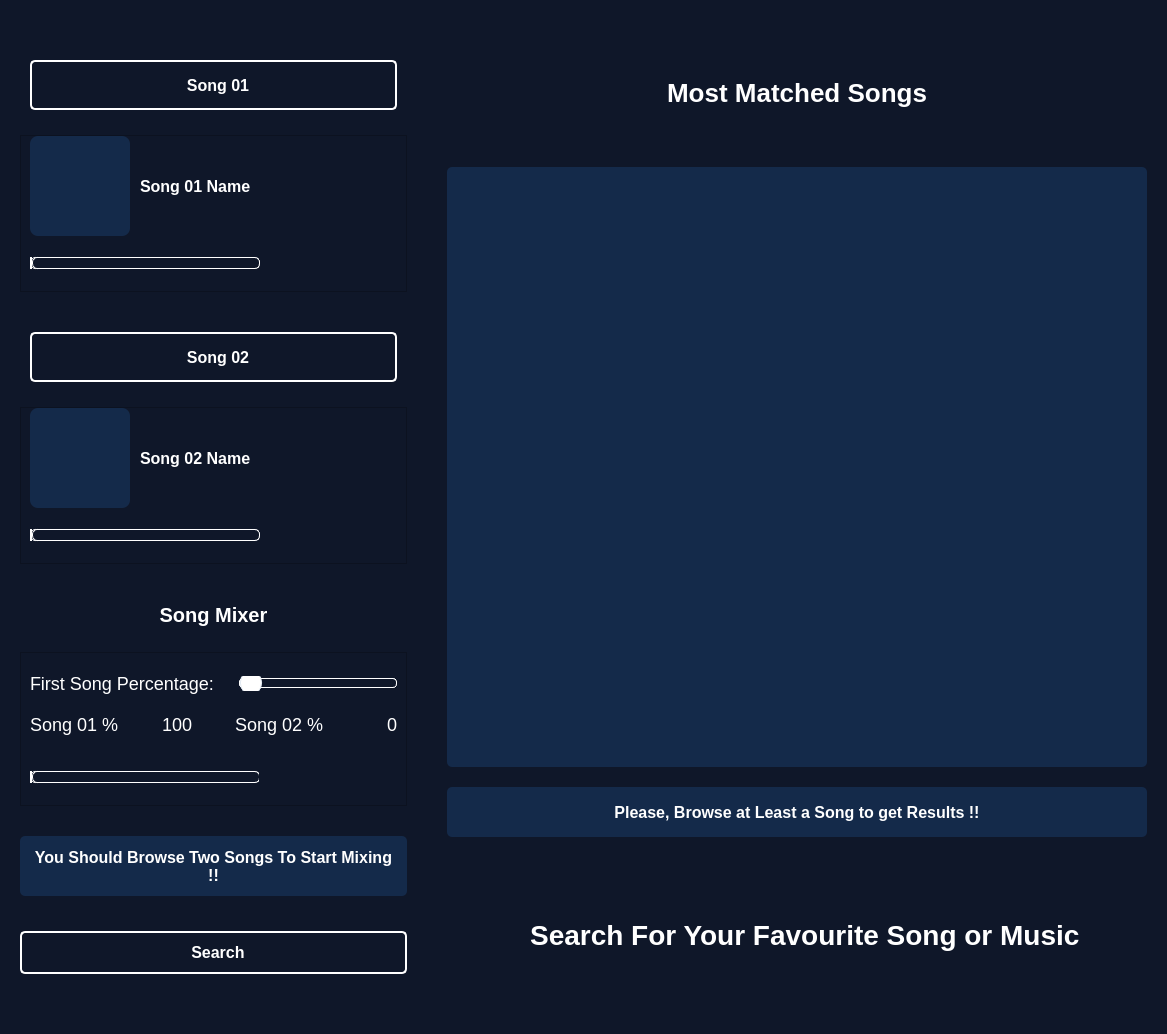
Qt form main.ui (Mostafaali3/3azzam-Music-Fingerprints-Matching) before a commit.
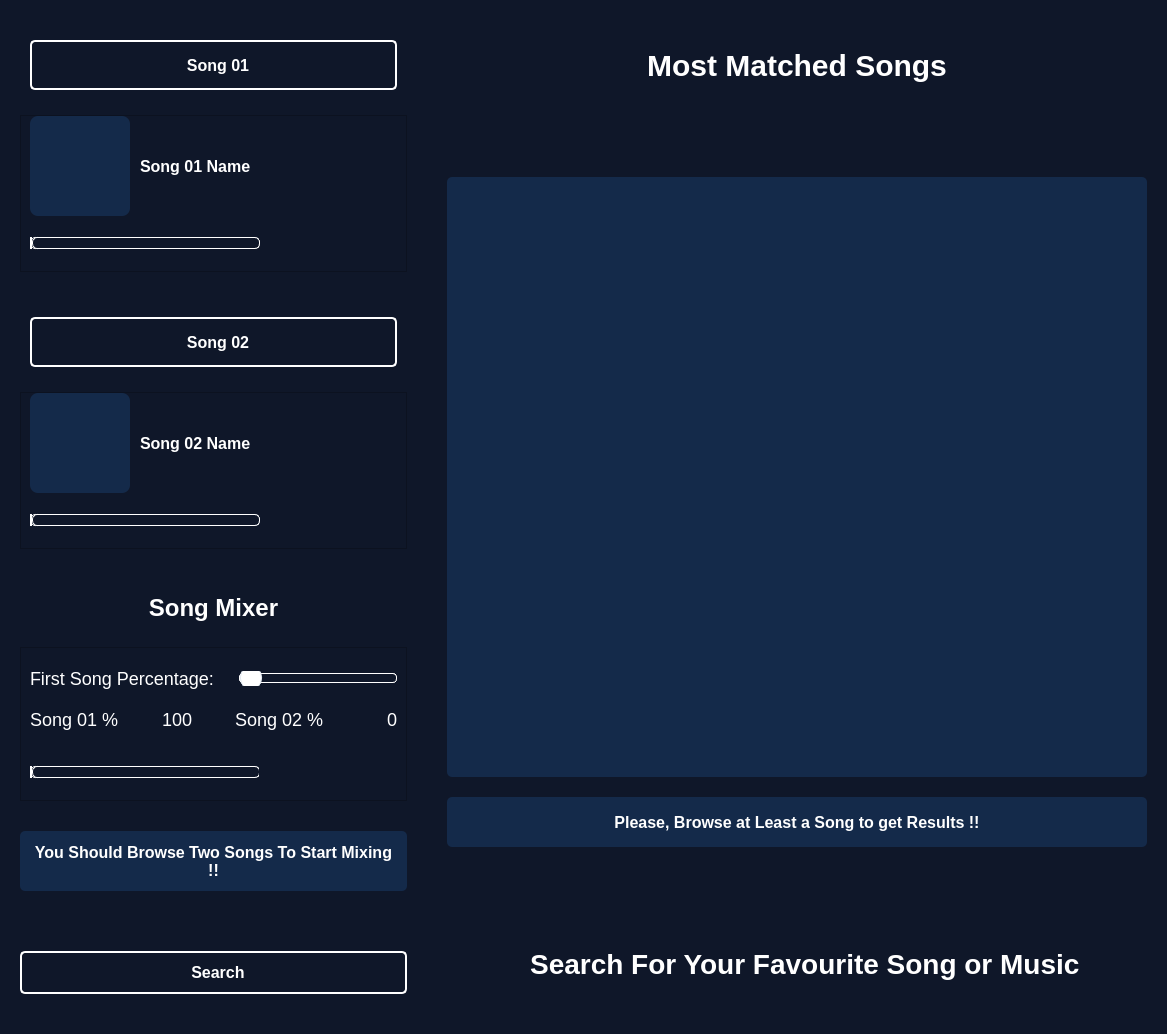
The same form after that commit. Icons and pictures are not drawn.

The edit to the form file:
```diff
--- a/main.ui
+++ b/main.ui
@@ -133,19 +133,9 @@
      <layout class="QVBoxLayout" name="verticalLayout">
       <item>
        <layout class="QVBoxLayout" name="verticalLayout_3">
-        <item>
-         <spacer name="verticalSpacer">
-          <property name="orientation">
-           <enum>Qt::Vertical</enum>
-          </property>
-          <property name="sizeHint" stdset="0">
-           <size>
-            <width>20</width>
-            <height>40</height>
-           </size>
-          </property>
-         </spacer>
-        </item>
+        <property name="topMargin">
+         <number>0</number>
+        </property>
         <item>
          <layout class="QVBoxLayout" name="verticalLayout_4">
           <property name="spacing">
@@ -159,6 +149,9 @@
             <property name="leftMargin">
              <number>10</number>
             </property>
+            <property name="topMargin">
+             <number>20</number>
+            </property>
             <property name="rightMargin">
              <number>10</number>
             </property>
@@ -280,13 +273,13 @@
                    <property name="minimumSize">
                     <size>
                      <width>0</width>
-                     <height>40</height>
+                     <height>80</height>
                     </size>
                    </property>
                    <property name="maximumSize">
                     <size>
                      <width>16777215</width>
-                     <height>40</height>
+                     <height>80</height>
                     </size>
                    </property>
                    <property name="styleSheet">
@@ -299,6 +292,9 @@
                    <property name="alignment">
                     <set>Qt::AlignLeading|Qt::AlignLeft|Qt::AlignVCenter</set>
                    </property>
+                   <property name="wordWrap">
+                    <bool>true</bool>
+                   </property>
                   </widget>
                  </item>
                 </layout>
@@ -551,7 +547,13 @@
                    <property name="maximumSize">
                     <size>
                      <width>16777215</width>
-                     <height>40</height>
+                     <height>80</height>
+                    </size>
+                   </property>
+                   <property name="sizeIncrement">
+                    <size>
+                     <width>0</width>
+                     <height>80</height>
                     </size>
                    </property>
                    <property name="styleSheet">
@@ -561,6 +563,9 @@
                    <property name="text">
                     <string>Song 02 Name</string>
                    </property>
+                   <property name="wordWrap">
+                    <bool>true</bool>
+                   </property>
                   </widget>
                  </item>
                 </layout>
@@ -695,12 +700,12 @@
             <property name="maximumSize">
              <size>
               <width>16777215</width>
-              <height>40</height>
+              <height>60</height>
              </size>
             </property>
             <property name="styleSheet">
              <string notr="true">margin: 0 10;
-font-size: 20px;
+font-size: 24px;
 font-weight:bold;</string>
             </property>
             <property name="text">
@@ -1035,7 +1040,8 @@
            <string notr="true">border: 2px solid #ffffff; 
 font-size: 16px;
 border-radius: 5px;
-font-weight: bold;</string>
+font-weight: bold;
+margin: 20 0;</string>
           </property>
           <property name="text">
            <string>  Search</string>
@@ -1052,19 +1058,6 @@
           </property>
          </widget>
         </item>
-        <item>
-         <spacer name="verticalSpacer_2">
-          <property name="orientation">
-           <enum>Qt::Vertical</enum>
-          </property>
-          <property name="sizeHint" stdset="0">
-           <size>
-            <width>20</width>
-            <height>40</height>
-           </size>
-          </property>
-         </spacer>
-        </item>
        </layout>
       </item>
      </layout>
@@ -1075,21 +1068,13 @@
        <number>20</number>
       </property>
       <property name="topMargin">
-       <number>20</number>
+       <number>0</number>
       </property>
       <item>
-       <spacer name="verticalSpacer_9">
-        <property name="orientation">
-         <enum>Qt::Vertical</enum>
+       <layout class="QHBoxLayout" name="horizontalLayout_4">
+        <property name="topMargin">
+         <number>20</number>
         </property>
-        <property name="sizeHint" stdset="0">
-         <size>
-          <width>20</width>
-          <height>40</height>
-         </size>
-        </property>
-       </spacer>
-      </item>
       <item>
        <widget class="QLabel" name="label_7">
         <property name="minimumSize">
@@ -1106,16 +1091,18 @@
         </property>
         <property name="styleSheet">
          <string notr="true">margin: 0 10;
-font-size: 26px;
+font-size: 30px;
 font-weight:bold;</string>
         </property>
         <property name="text">
          <string>Most Matched Songs</string>
         </property>
         <property name="alignment">
-         <set>Qt::AlignCenter</set>
-        </property>
-       </widget>
+           <set>Qt::AlignHCenter|Qt::AlignTop</set>
+          </property>
+         </widget>
+        </item>
+       </layout>
       </item>
       <item>
        <spacer name="verticalSpacer_3">
@@ -1216,7 +1203,7 @@
       <item>
        <layout class="QHBoxLayout" name="horizontalLayout">
         <property name="topMargin">
-         <number>20</number>
+         <number>0</number>
         </property>
         <property name="bottomMargin">
          <number>20</number>
@@ -1263,47 +1250,8 @@
         </item>
        </layout>
       </item>
-      <item>
-       <spacer name="verticalSpacer_4">
-        <property name="orientation">
-         <enum>Qt::Vertical</enum>
-        </property>
-        <property name="sizeHint" stdset="0">
-         <size>
-          <width>20</width>
-          <height>40</height>
-         </size>
-        </property>
-       </spacer>
-      </item>
      </layout>
     </item>
-    <item row="3" column="0">
-     <spacer name="verticalSpacer_10">
-      <property name="orientation">
-       <enum>Qt::Vertical</enum>
-      </property>
-      <property name="sizeHint" stdset="0">
-       <size>
-        <width>20</width>
-        <height>40</height>
-       </size>
-      </property>
-     </spacer>
-    </item>
-    <item row="1" column="0">
-     <spacer name="verticalSpacer_11">
-      <property name="orientation">
-       <enum>Qt::Vertical</enum>
-      </property>
-      <property name="sizeHint" stdset="0">
-       <size>
-        <width>20</width>
-        <height>40</height>
-       </size>
-      </property>
-     </spacer>
-    </item>
    </layout>
   </widget>
  </widget>
```
Left out of the diff: 3 changed lines with no effect on the pictures. Lines whose indentation alone changed are shown as unchanged.
